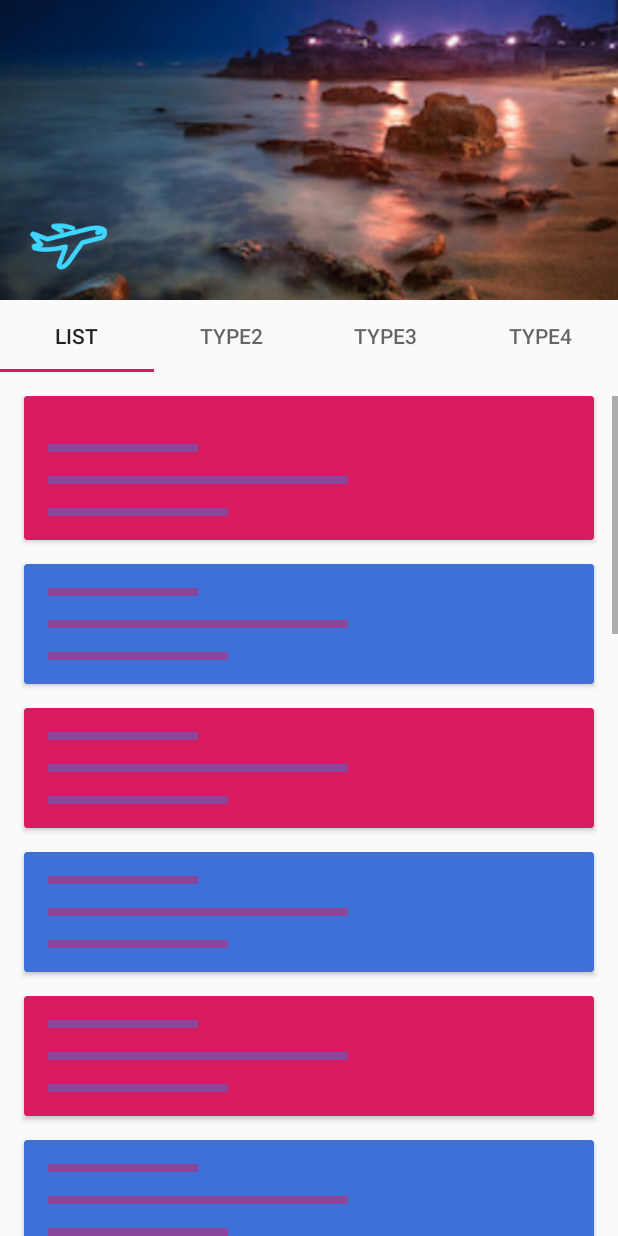
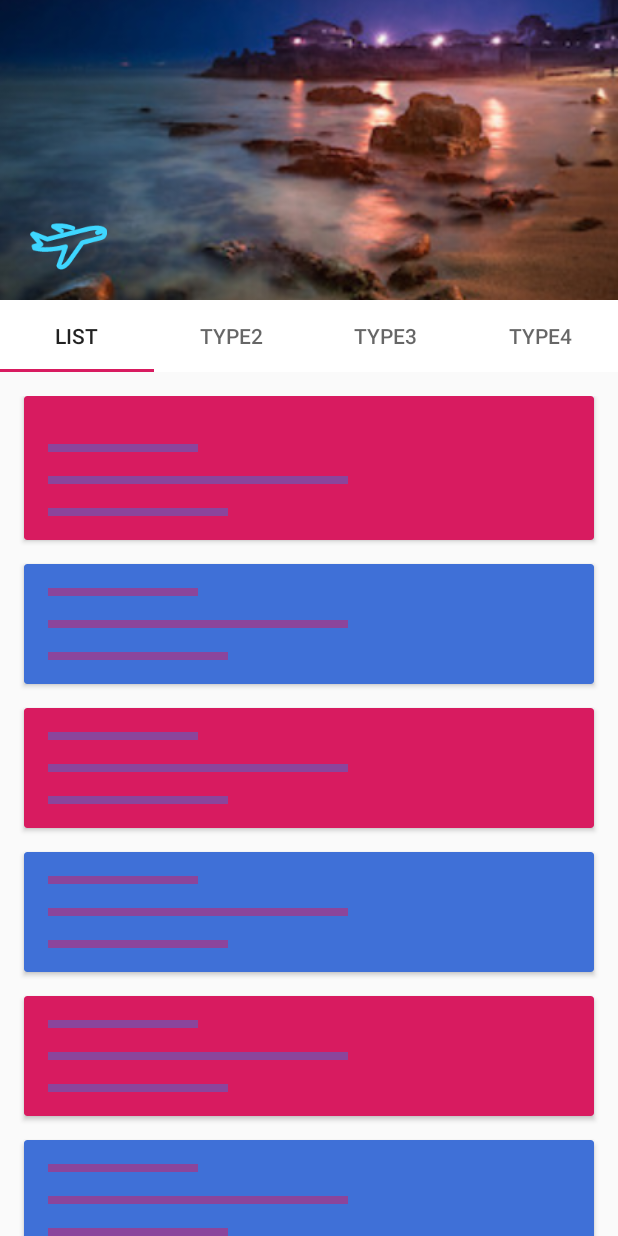
Before and after one commit to wukuiqing49/Material, an Android app: the DemoFragment screen opened directly, with no data from a screen before it, on a phone screen of 412 x 824 dp. Run offline under Robolectric (Android 15) with nearby library versions, the phone set to English and light mode, and no system bars.

Commit message:
吸顶以及tab滑动动画

```diff
--- a/app/src/main/java/com/wu/material/activity/ViewPagerActivity.kt
+++ b/app/src/main/java/com/wu/material/activity/ViewPagerActivity.kt
@@ -51,15 +51,11 @@ class ViewPagerActivity : AppCompatActivity() {
             }
 
             override fun onPageSelected(position: Int) {
-
             }
 
             override fun onPageScrollStateChanged(state: Int) {
-
             }
         })
-
     }
 
-
 }
--- a/app/src/main/res/layout/activity_viewpager.xml
+++ b/app/src/main/res/layout/activity_viewpager.xml
@@ -1,45 +1,58 @@
 <?xml version="1.0" encoding="utf-8"?>
 
 
-<LinearLayout xmlns:android="http://schemas.android.com/apk/res/android"
+<androidx.coordinatorlayout.widget.CoordinatorLayout xmlns:android="http://schemas.android.com/apk/res/android"
+    xmlns:app="http://schemas.android.com/apk/res-auto"
     android:layout_width="match_parent"
-    xmlns:app="http://schemas.android.com/apk/res-auto"
-    android:orientation="vertical"
-    android:layout_height="match_parent">
+    android:layout_height="match_parent"
+    android:orientation="vertical">
 
+    <com.google.android.material.appbar.AppBarLayout
+        android:layout_width="match_parent"
+        android:layout_height="wrap_content">
+        <!-- 顶部布局  配置layout_scrollFlags="scroll|exitUntilCollapsed 实现吸顶-->
+        <com.google.android.material.appbar.CollapsingToolbarLayout
+            android:layout_width="match_parent"
+            android:layout_height="200dp"
+            app:layout_scrollFlags="scroll|exitUntilCollapsed">
+            <!-- 顶部布局以及顶部背景图滑动小飞机滑动效果 -->
             <androidx.constraintlayout.motion.widget.MotionLayout
                 android:id="@+id/motion_layout"
                 android:layout_width="match_parent"
-        app:layoutDescription="@xml/scene_viewpager_top"
-        android:layout_height="200dp">
+                android:layout_height="match_parent"
+                app:layoutDescription="@xml/scene_viewpager_top">
 
                 <ImageView
                     android:id="@+id/background"
                     android:layout_width="match_parent"
                     android:layout_height="match_parent"
-            android:src="@drawable/monterey"
-            android:scaleType="centerCrop" />
+                    android:scaleType="centerCrop"
+                    android:src="@drawable/monterey" />
 
                 <ImageView
                     android:id="@+id/textView"
                     android:layout_width="wrap_content"
                     android:layout_height="wrap_content"
-            android:background="@mipmap/iv_fly"
-       />
+                    android:background="@mipmap/iv_fly" />
 
             </androidx.constraintlayout.motion.widget.MotionLayout>
-
+        </com.google.android.material.appbar.CollapsingToolbarLayout>
+        <!-- tab布局 -->
         <com.google.android.material.tabs.TabLayout
             android:id="@+id/tabs"
             android:layout_width="match_parent"
             android:layout_height="wrap_content"
-        />
+            android:background="@color/white" />
+    </com.google.android.material.appbar.AppBarLayout>
 
-
+    <!-- 底部页面布局布局(vp中fragment 必须嵌套滑动布局) -->
     <androidx.viewpager.widget.ViewPager
         android:id="@+id/pager"
         android:layout_width="match_parent"
-        android:layout_height="match_parent" />
+        android:layout_height="match_parent"
+        android:overScrollMode="never"
+        android:scrollbars="none"
+        app:layout_behavior="@string/appbar_scrolling_view_behavior" />
 
 
-</LinearLayout>
+</androidx.coordinatorlayout.widget.CoordinatorLayout>
--- a/app/src/main/res/layout/page_1.xml
+++ b/app/src/main/res/layout/page_1.xml
@@ -1,5 +1,4 @@
-<?xml version="1.0" encoding="utf-8"?>
-<!--
+<?xml version="1.0" encoding="utf-8"?><!--
   ~ Copyright (C) 2020 The Android Open Source Project
   ~
   ~ Licensed under the Apache License, Version 2.0 (the "License");
@@ -15,11 +14,10 @@
   ~ limitations under the License.
   -->
 
-<ScrollView xmlns:android="http://schemas.android.com/apk/res/android"
+<androidx.core.widget.NestedScrollView xmlns:android="http://schemas.android.com/apk/res/android"
     android:layout_width="match_parent"
     android:layout_height="match_parent"
-    android:paddingTop="16dp"
-    android:clipToPadding="false"
-    >
+    android:paddingTop="16dp">
+
     <include layout="@layout/lots_of_cards" />
-</ScrollView>
+</androidx.core.widget.NestedScrollView>
--- a/app/src/main/res/xml/scene_viewpager_top.xml
+++ b/app/src/main/res/xml/scene_viewpager_top.xml
@@ -5,12 +5,11 @@
     <Transition
         motion:constraintSetEnd="@+id/end"
         motion:constraintSetStart="@+id/start">
-
-        <!-- 动画中的关键点-->
-
+        <!-- 动画中的关键点  25  50  75   注意配置旋转角度-->
+        <!-- percentY关键点位置属性 位置为父布局的相对百分比位置 -->
+        <!-- parentRelative 关键点类型 此类型是父布局的相对位置-->
         <KeyFrameSet>
-
-
+            <!--关键点1-->
             <KeyPosition
                 motion:framePosition="25"
                 motion:keyPositionType="parentRelative"
@@ -22,7 +21,7 @@
                 motion:framePosition="25"
                 motion:motionTarget="@+id/textView" />
 
-
+            <!--关键点2-->
             <KeyPosition
                 motion:framePosition="50"
                 motion:keyPositionType="parentRelative"
@@ -30,10 +29,10 @@
                 motion:percentY=".8" />
 
             <KeyAttribute
-                android:rotation="20"
+                android:rotation="40"
                 motion:framePosition="50"
                 motion:motionTarget="@+id/textView" />
-
+            <!--关键点3-->
             <KeyPosition
                 motion:framePosition="75"
                 motion:keyPositionType="parentRelative"
@@ -41,23 +40,22 @@
                 motion:percentY=".9" />
 
             <KeyAttribute
-                android:rotation="-20"
+                android:rotation="-10"
                 motion:framePosition="75"
                 motion:motionTarget="@+id/textView" />
-
-
         </KeyFrameSet>
     </Transition>
 
     <!--    配置开始时控件的位置  控件通过id 属性关联布局中的属性-->
     <ConstraintSet android:id="@+id/start">
-
+        <!--  放大平移效果 scaleX 缩放  translationX 横向移动-->
         <Constraint
             android:id="@+id/background"
             android:layout_width="match_parent"
             android:layout_height="match_parent"
             android:scaleX="1.2"
-            android:scaleY="1.2" />
+            android:scaleY="1.2"
+            android:translationX="-10dp" />
         <Constraint
             android:id="@id/textView"
             android:layout_width="wrap_content"
@@ -76,7 +74,8 @@
             android:layout_width="match_parent"
             android:layout_height="match_parent"
             android:scaleX="1.2"
-            android:scaleY="1.2" />
+            android:scaleY="1.2"
+            android:translationX="10dp" />
 
         <Constraint
             android:id="@id/textView"
```
Lines whose indentation alone changed are shown as unchanged.
